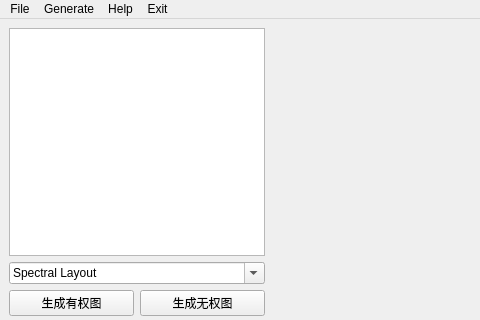
Above: tuopu.ui from EdmitSpera/Topology-sorting-drawing before the change; both pictures show x 0 to 480 and y 0 to 320 of the 688 by 559 pixel window. Below: the same form after it.
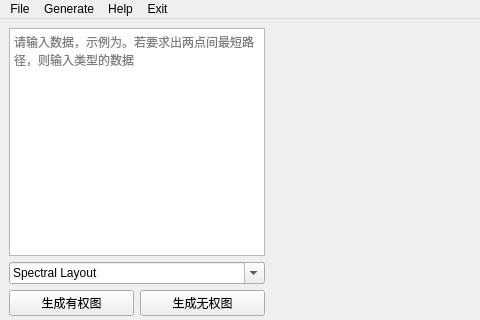
That is the form after the change.

Commit message: 把用户友好性提高了一下，更新了UI

What changed in the file:
```diff
--- a/tuopu.ui
+++ b/tuopu.ui
@@ -20,7 +20,11 @@
       <item>
        <layout class="QVBoxLayout" name="verticalLayout">
         <item>
-         <widget class="QPlainTextEdit" name="plainTextEdit"/>
+         <widget class="QPlainTextEdit" name="plainTextEdit">
+          <property name="placeholderText">
+           <string>请输入数据，示例为&lt;a,b&gt;。若要求出两点间最短路径，则输入&lt;a,b,2&gt;类型的数据</string>
+          </property>
+         </widget>
         </item>
         <item>
          <widget class="QComboBox" name="comboBox">
```
